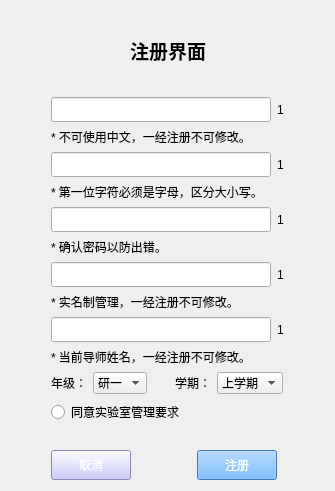
The window that FileManagement/Register.ui (hhyvs111/FileManagement) describes before a commit, drawn with Qt 5.
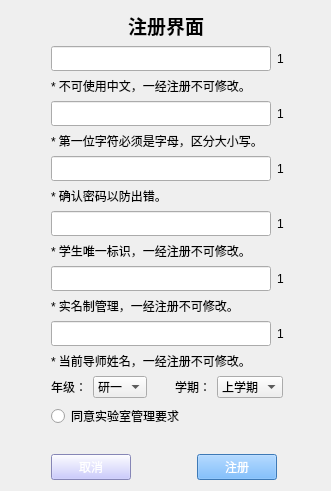
The same window after the commit.

What changed in the file:
```diff
--- a/FileManagement/Register.ui
+++ b/FileManagement/Register.ui
@@ -6,7 +6,7 @@
    <rect>
     <x>0</x>
     <y>0</y>
-    <width>335</width>
+    <width>331</width>
     <height>491</height>
    </rect>
   </property>
@@ -294,6 +294,81 @@
      </item>
     </layout>
    </item>
+   <item>
+    <layout class="QGridLayout" name="gridLayout_6">
+     <item row="0" column="0">
+      <spacer name="horizontalSpacer_21">
+       <property name="orientation">
+        <enum>Qt::Horizontal</enum>
+       </property>
+       <property name="sizeType">
+        <enum>QSizePolicy::Fixed</enum>
+       </property>
+       <property name="sizeHint" stdset="0">
+        <size>
+         <width>40</width>
+         <height>20</height>
+        </size>
+       </property>
+      </spacer>
+     </item>
+     <item row="1" column="1">
+      <widget class="QLabel" name="studentIdLabel">
+       <property name="sizePolicy">
+        <sizepolicy hsizetype="Fixed" vsizetype="Fixed">
+         <horstretch>0</horstretch>
+         <verstretch>0</verstretch>
+        </sizepolicy>
+       </property>
+       <property name="minimumSize">
+        <size>
+         <width>0</width>
+         <height>15</height>
+        </size>
+       </property>
+       <property name="text">
+        <string>&lt;html&gt;&lt;head/&gt;&lt;body&gt;&lt;p&gt;&lt;span style=&quot; font-size:9pt;&quot;&gt;* 学生唯一标识，一经注册不可修改。&lt;/span&gt;&lt;/p&gt;&lt;/body&gt;&lt;/html&gt;</string>
+       </property>
+      </widget>
+     </item>
+     <item row="0" column="2">
+      <widget class="QLabel" name="studentIdLogo">
+       <property name="text">
+        <string>1</string>
+       </property>
+      </widget>
+     </item>
+     <item row="0" column="1">
+      <widget class="QLineEdit" name="studentId">
+       <property name="sizePolicy">
+        <sizepolicy hsizetype="Maximum" vsizetype="Maximum">
+         <horstretch>0</horstretch>
+         <verstretch>0</verstretch>
+        </sizepolicy>
+       </property>
+       <property name="minimumSize">
+        <size>
+         <width>220</width>
+         <height>25</height>
+        </size>
+       </property>
+      </widget>
+     </item>
+     <item row="0" column="3">
+      <spacer name="horizontalSpacer_22">
+       <property name="orientation">
+        <enum>Qt::Horizontal</enum>
+       </property>
+       <property name="sizeHint" stdset="0">
+        <size>
+         <width>40</width>
+         <height>20</height>
+        </size>
+       </property>
+      </spacer>
+     </item>
+    </layout>
+   </item>
    <item>
     <layout class="QGridLayout" name="gridLayout_4">
      <item row="0" column="0">
```
Left out of the diff: 5 changed lines with no effect on the pictures.
